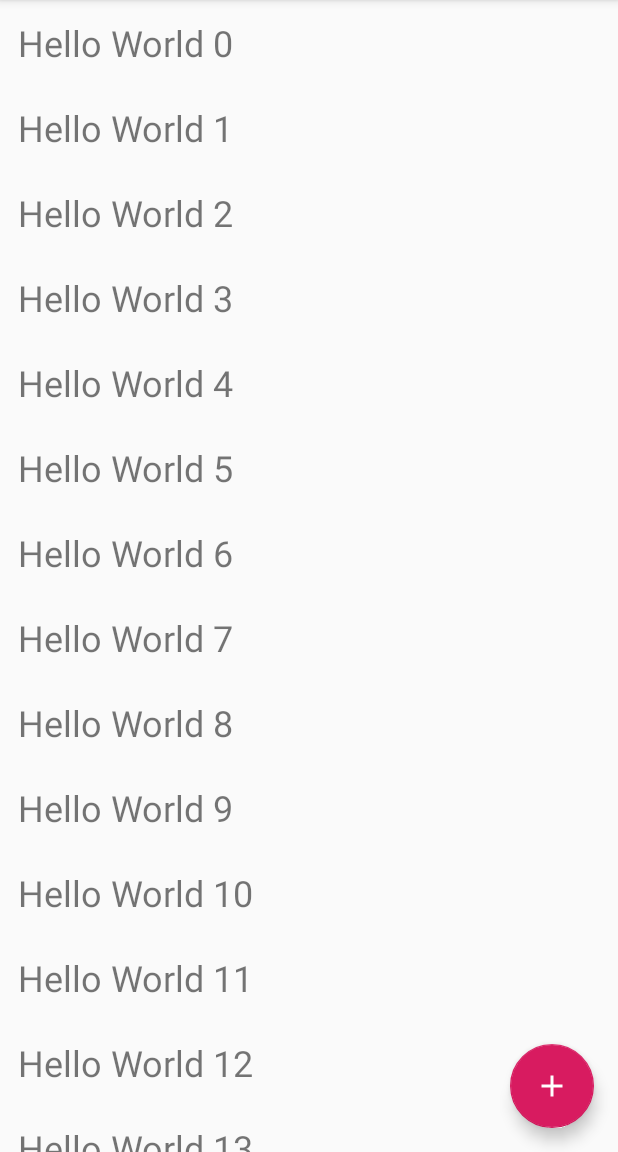
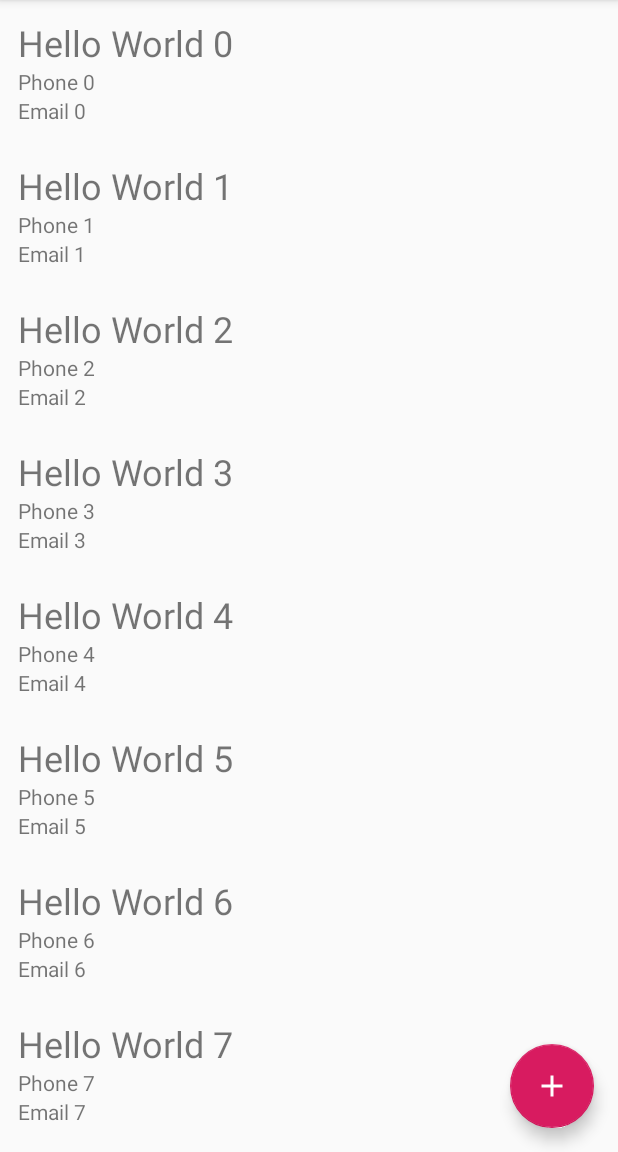
Before and after one commit to Chris8018/room_test_1, an Android app: the screen it shows after launch (MainActivity), on a phone screen of 412 x 824 dp, the part 84-1236 px from its top. Run offline under Robolectric (Android 15) with nearby library versions, the phone set to English and light mode, and no system bars.

Commit message:
Add user class

```diff
--- a/app/build.gradle
+++ b/app/build.gradle
@@ -31,4 +31,9 @@ dependencies {
     testImplementation 'junit:junit:4.12'
     androidTestImplementation 'com.android.support.test:runner:1.0.2'
     androidTestImplementation 'com.android.support.test.espresso:espresso-core:3.0.2'
+
+    def room_version = "1.1.1"
+
+    implementation "android.arch.persistence.room:runtime:$room_version"
+    annotationProcessor "android.arch.persistence.room:compiler:$room_version"
 }
--- a/app/src/main/AndroidManifest.xml
+++ b/app/src/main/AndroidManifest.xml
@@ -1,5 +1,6 @@
 <?xml version="1.0" encoding="utf-8"?>
 <manifest xmlns:android="http://schemas.android.com/apk/res/android"
+    xmlns:tools="http://schemas.android.com/tools"
     package="com.example.roomtest1">
 
     <application
@@ -19,7 +20,7 @@
                 <category android:name="android.intent.category.LAUNCHER" />
             </intent-filter>
         </activity>
-        <activity android:name=".CreateUser"/>
+        <activity android:name=".CreateUser" />
     </application>
 
 </manifest>
--- a/app/src/main/java/com/example/roomtest1/MainActivity.java
+++ b/app/src/main/java/com/example/roomtest1/MainActivity.java
@@ -22,7 +22,7 @@ public class MainActivity extends AppCompatActivity {
 
     RecyclerView recyclerView;
     RecyclerView.Adapter adapter;
-    List<String> users;
+    List<User> users;
 
     FloatingActionButton fab;
 
@@ -36,7 +36,7 @@ public class MainActivity extends AppCompatActivity {
         users = new ArrayList<>();
 
         for (int i = 0; i < 20; i++) {
-            users.add("Hello World " + i);
+            users.add(new User("Hello World " + i, "Phone " + i, "Email " + i));
         }
         recyclerView = findViewById(R.id.recycler_view);
 
--- /dev/null
+++ b/app/src/main/java/com/example/roomtest1/User.java
@@ -0,0 +1,48 @@
+package com.example.roomtest1;
+
+
+public class User {
+
+    private int id;
+    private String name;
+    private String phone;
+    private String email;
+
+    public User(String name, String phone, String email) {
+        this.name = name;
+        this.phone = phone;
+        this.email = email;
+    }
+
+    public int getId() {
+        return id;
+    }
+
+    public void setId(int id) {
+        this.id = id;
+    }
+
+    public String getName() {
+        return name;
+    }
+
+    public void setName(String name) {
+        this.name = name;
+    }
+
+    public String getPhone() {
+        return phone;
+    }
+
+    public void setPhone(String phone) {
+        this.phone = phone;
+    }
+
+    public String getEmail() {
+        return email;
+    }
+
+    public void setEmail(String email) {
+        this.email = email;
+    }
+}
--- a/app/src/main/java/com/example/roomtest1/UserAdapter.java
+++ b/app/src/main/java/com/example/roomtest1/UserAdapter.java
@@ -11,9 +11,9 @@ import java.util.List;
 
 public class UserAdapter extends RecyclerView.Adapter<UserAdapter.ViewHolder> {
 
-    private List<String> users;
+    private List<User> users;
 
-    public UserAdapter(List<String> users) {
+    public UserAdapter(List<User> users) {
         this.users = users;
     }
 
@@ -28,7 +28,9 @@ public class UserAdapter extends RecyclerView.Adapter<UserAdapter.ViewHolder> {
 
     @Override
     public void onBindViewHolder(@NonNull UserAdapter.ViewHolder viewHolder, int i) {
-        viewHolder.name.setText(users.get(i));
+        viewHolder.name.setText(users.get(i).getName());
+        viewHolder.phone.setText(users.get(i).getPhone());
+        viewHolder.email.setText(users.get(i).getEmail());
     }
 
     @Override
@@ -37,11 +39,16 @@ public class UserAdapter extends RecyclerView.Adapter<UserAdapter.ViewHolder> {
     }
 
     public class ViewHolder extends RecyclerView.ViewHolder {
+
         private TextView name;
+        private TextView phone;
+        private TextView email;
 
         public ViewHolder(@NonNull View itemView) {
             super(itemView);
             name = itemView.findViewById(R.id.name);
+            phone = itemView.findViewById(R.id.phone);
+            email = itemView.findViewById(R.id.email);
         }
     }
 
--- a/app/src/main/res/layout/user_row.xml
+++ b/app/src/main/res/layout/user_row.xml
@@ -1,15 +1,30 @@
 <?xml version="1.0" encoding="utf-8"?>
 <LinearLayout xmlns:android="http://schemas.android.com/apk/res/android"
+    xmlns:tools="http://schemas.android.com/tools"
     android:layout_width="match_parent"
     android:layout_height="wrap_content"
     android:orientation="vertical"
     android:padding="12dp">
 
     <TextView
-
         android:id="@+id/name"
         android:layout_width="match_parent"
         android:layout_height="wrap_content"
-        android:textSize="24sp" />
+        android:textSize="24sp"
+        tools:text="name" />
+
+    <TextView
+        android:id="@+id/phone"
+        android:layout_width="match_parent"
+        android:layout_height="wrap_content"
+        android:textSize="14sp"
+        tools:text="phone" />
+
+    <TextView
+        android:id="@+id/email"
+        android:layout_width="match_parent"
+        android:layout_height="wrap_content"
+        android:textSize="14sp"
+        tools:text="email" />
 
 </LinearLayout>
```
Also changed, not shown: gradle.properties (line endings or trailing spaces).
